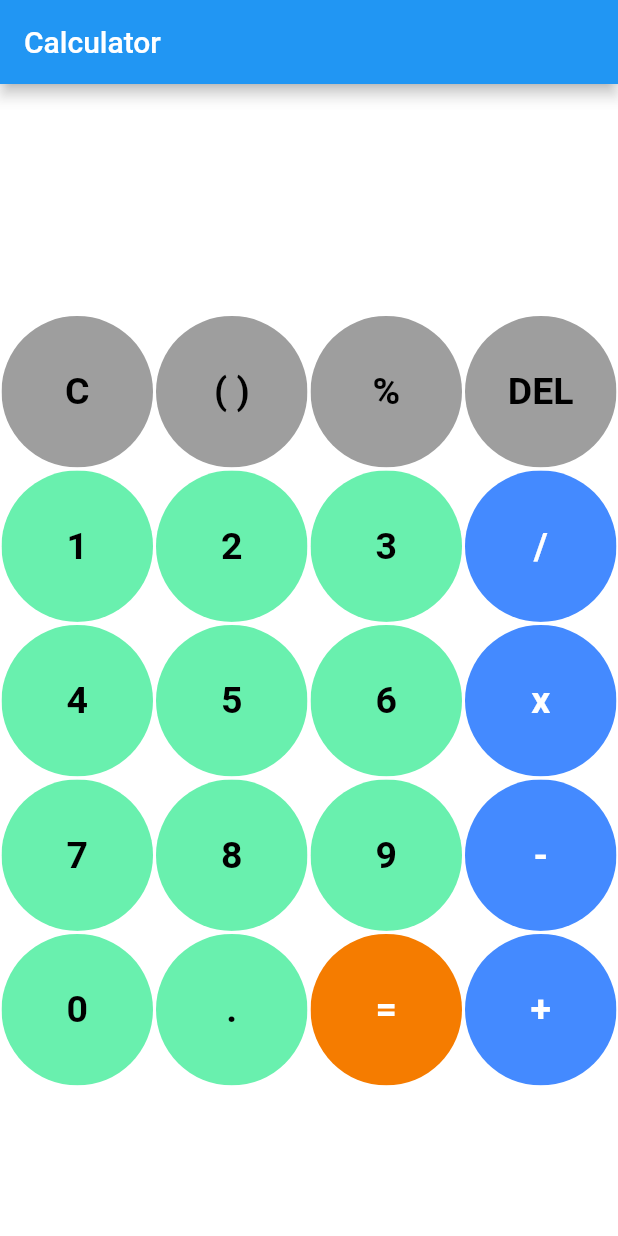
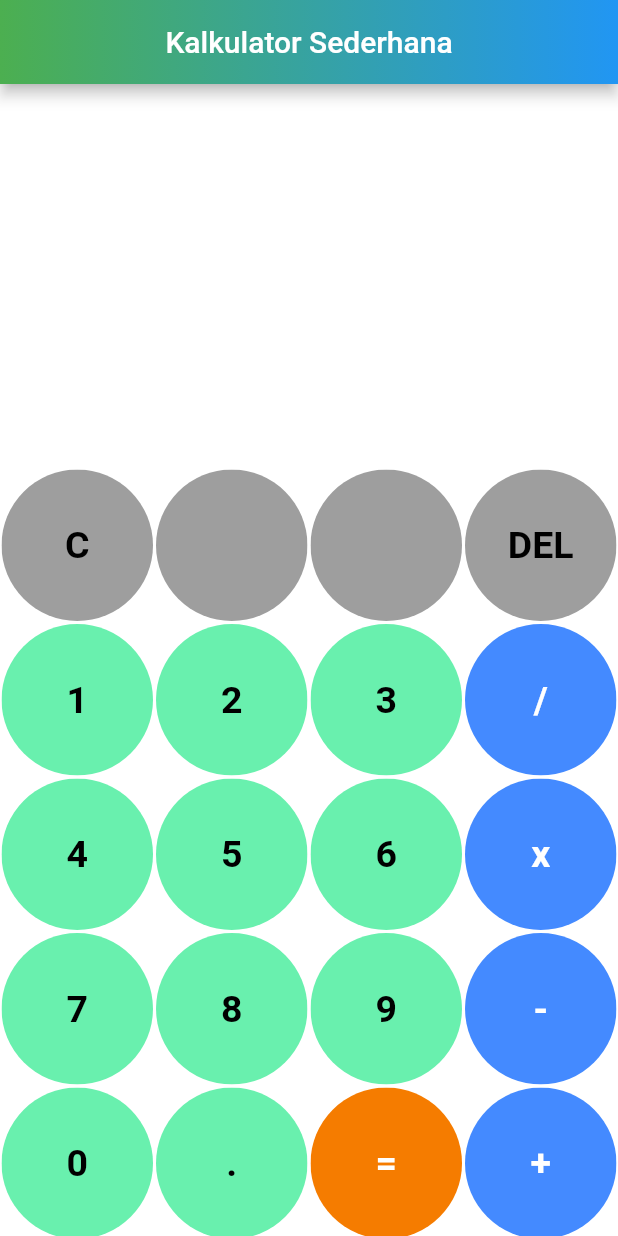
Before and after one commit to alvianfazlur/calculator, a Flutter app: the screen it shows after launch, on a phone screen of 412 x 824 dp. Run offline on Flutter 3.47's test engine with Material 2 defaults, Android fonts, the phone set to English and light mode, and no system bars; our stand-ins replace get, math_expressions.

Commit message:
fix layout

```diff
--- a/lib/calculator_controller.dart
+++ b/lib/calculator_controller.dart
@@ -1,12 +1,11 @@
-import 'package:flutter/foundation.dart';
 import 'package:get/get.dart';
 import 'package:math_expressions/math_expressions.dart';
 
 class CalculatorController extends GetxController{
   final List<String> buttons = [
     'C',
-    '( )',
-    '%',
+    ' ',
+    ' ',
     'DEL',
     '1',
     '2',
--- a/lib/main.dart
+++ b/lib/main.dart
@@ -28,14 +28,26 @@ class _HomePageState extends State<HomePage> {
   Widget build(BuildContext context) {
     var calculatorcontroller = Get.put(CalculatorController());
     return Scaffold(
-      appBar: new AppBar(
-        title: new Text("Calculator"),
+      appBar: AppBar(
+        centerTitle: true,
+        title: const Text("Kalkulator Sederhana"),
+        flexibleSpace: Container(
+          decoration: const BoxDecoration(
+            gradient: LinearGradient(
+                begin: Alignment.topLeft,
+                end: Alignment.topRight,
+                colors: <Color>[
+                  Colors.green,
+                  Colors.blue,
+                ]
+            )
+          ),
+        ),
       ), //AppBar
-      backgroundColor: Colors.white38,
+      backgroundColor: Colors.white,
       body: Column(
         children: <Widget>[
           Expanded(
-            child: Container(
             child: Column(
                 mainAxisAlignment: MainAxisAlignment.spaceEvenly,
                 children: <Widget>[
@@ -45,18 +57,18 @@ class _HomePageState extends State<HomePage> {
                     child: GetBuilder<CalculatorController>(
                       builder: (controller) => Text(
                         controller.userInput,
-                          style: TextStyle(fontSize: 18, color: Colors.black),
+                        style: const TextStyle(fontSize: 20, color: Colors.black),
                       ),
                     ),
                   ),
                   Container(
-                      padding: EdgeInsets.all(15),
+                    padding: const EdgeInsets.all(15),
                     alignment: Alignment.centerRight,
                     child: GetBuilder<CalculatorController>(
                       builder: (controller) => Text(
                         controller.answer,
-                          style: TextStyle(
-                              fontSize: 30,
+                        style: const TextStyle(
+                            fontSize: 40,
                             color: Colors.black,
                             fontWeight: FontWeight.bold),
                       ),
@@ -64,10 +76,8 @@ class _HomePageState extends State<HomePage> {
                   )
                 ]),
           ),
-          ),
           Expanded(
-            flex: 4,
-            child: Container(
+            flex: 2,
             child: GridView.builder(
                 itemCount: calculatorcontroller.buttons.length,
                 gridDelegate: const SliverGridDelegateWithFixedCrossAxisCount(
@@ -142,8 +152,7 @@ class _HomePageState extends State<HomePage> {
                           : Colors.black,
                     );
                   }
-                  }), // GridView.builder
-            ),
+                }),
           ),
         ],
       ),
```
Lines whose indentation alone changed are shown as unchanged.
